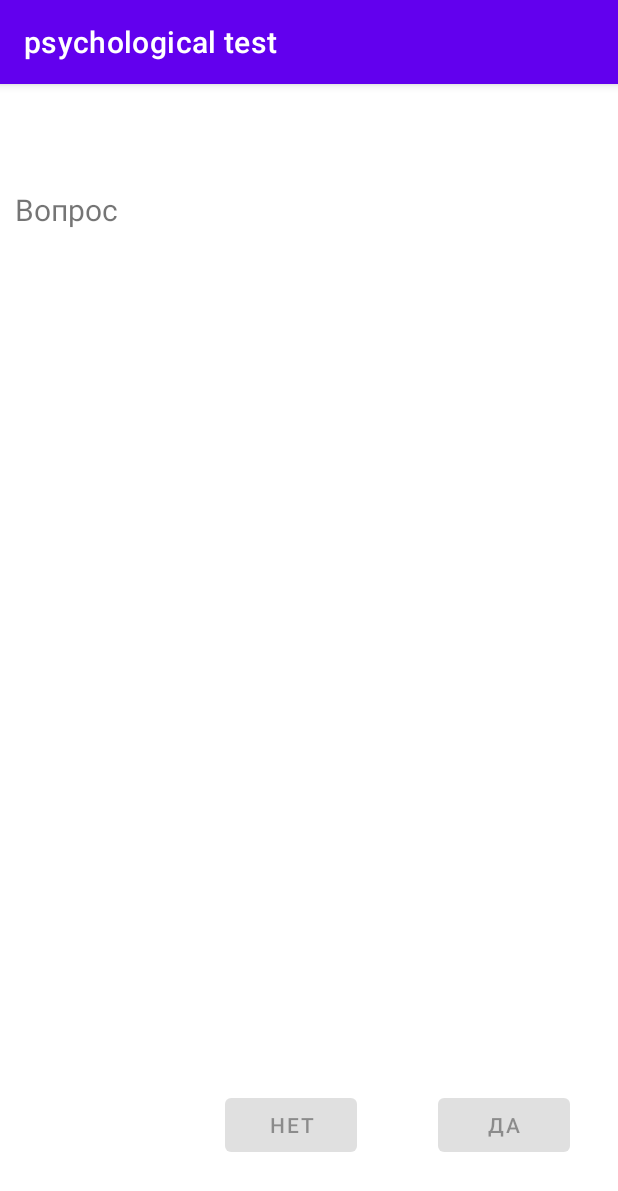
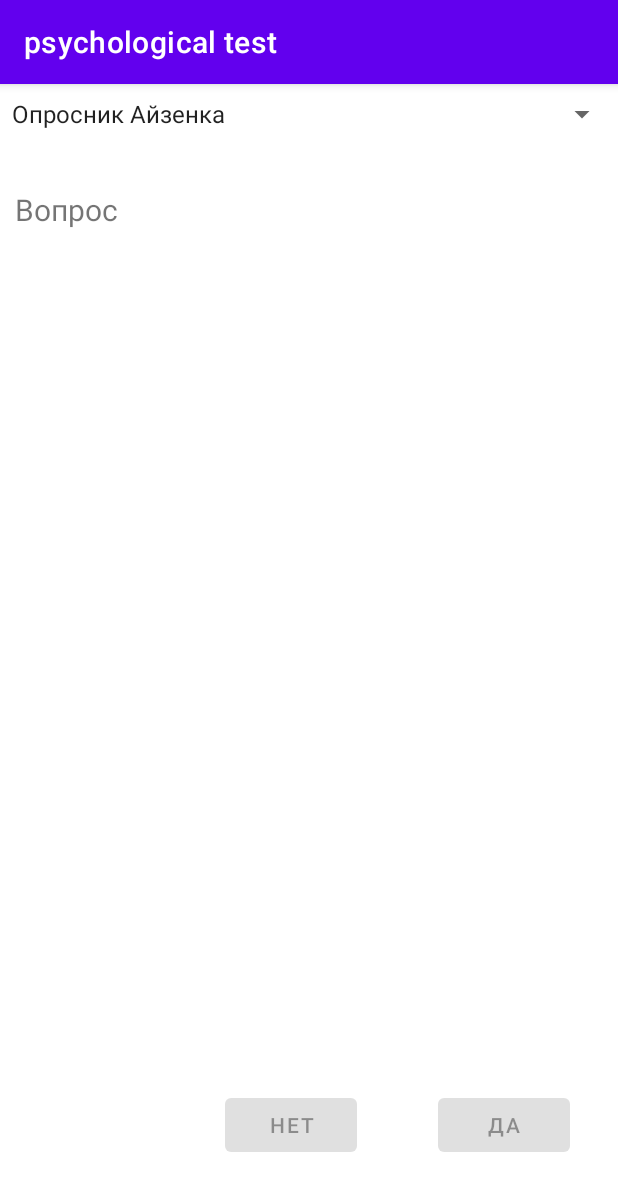
Before and after one commit to mironoff2007/psychological_test, an Android app: the screen it shows after launch (MainActivity), on a phone screen of 412 x 824 dp. Shown: the top 1191 px of the screen. Run offline under Robolectric (Android 15) with nearby library versions, the light colour scheme and no system bars; our stand-ins replace Room's generated code.

Commit message:
Table name spinner added

```diff
--- a/app/src/main/java/com/mironov/psychologicaltest/MainActivity.kt
+++ b/app/src/main/java/com/mironov/psychologicaltest/MainActivity.kt
@@ -3,10 +3,13 @@ package com.mironov.psychologicaltest
 import android.os.Bundle
 import android.util.Log
 import android.view.View
-import android.widget.Button
-import android.widget.TextView
+import android.widget.*
 import androidx.appcompat.app.AppCompatActivity
 import androidx.lifecycle.ViewModelProvider
+import android.widget.ArrayAdapter
+
+
+
 
 class MainActivity : AppCompatActivity() {
 
@@ -16,7 +19,12 @@ class MainActivity : AppCompatActivity() {
     lateinit var noButton: Button
     lateinit var prevButton: Button
     lateinit var resetButton: Button
+
+    private lateinit var tableNameSpinner: Spinner
+
     private lateinit var questionText: TextView
+
+    lateinit var tableName:String
 
     override fun onCreate(savedInstanceState: Bundle?) {
         super.onCreate(savedInstanceState)
@@ -27,7 +35,10 @@ class MainActivity : AppCompatActivity() {
         setupObserver()
         initViews()
         setupButtonsListeners()
-        viewModel.getNextQuestion()
+        initSpinnerAdapters()
+
+        viewModel.changeTableName("azenk_child")
+
     }
 
     private fun initViews() {
@@ -36,8 +47,11 @@ class MainActivity : AppCompatActivity() {
         prevButton = findViewById(R.id.prevButton)
         resetButton = findViewById(R.id.resetButton)
         questionText = findViewById(R.id.questionText)
+        tableNameSpinner= findViewById(R.id.tableNameSpinner)
+
         resetButton.setVisibility(View.GONE);
         prevButton.setVisibility(View.GONE);
+
         noButton.isEnabled = false
         yesButton.isEnabled = false
         prevButton.isEnabled = false
@@ -58,6 +72,37 @@ class MainActivity : AppCompatActivity() {
             viewModel.prevQuestion()
         }
 
+    }
+
+    private fun initSpinnerAdapters() {
+
+        val stringArray = resources.getStringArray(R.array.tests)
+
+        val adapter: ArrayAdapter<*> = ArrayAdapter.createFromResource(
+            this,
+            R.array.testsNames,
+            android.R.layout.simple_spinner_item
+        )
+        adapter.setDropDownViewResource(android.R.layout.simple_spinner_dropdown_item)
+
+        //Spinner From
+        tableNameSpinner.adapter = adapter
+        tableNameSpinner.onItemSelectedListener = object : AdapterView.OnItemSelectedListener {
+            override fun onItemSelected(
+                adapterView: AdapterView<*>?,
+                view: View?,
+                i: Int,
+                l: Long
+            ) {
+                tableName = stringArray[i]
+                viewModel.changeTableName(tableName)
+                prevButton.setVisibility(View.GONE);
+            }
+
+            override fun onNothingSelected(adapterView: AdapterView<*>?) {
+                tableName = "azenk_child"
+            }
+        }
     }
 
     private fun setupObserver() {
--- a/app/src/main/java/com/mironov/psychologicaltest/MainViewModel.kt
+++ b/app/src/main/java/com/mironov/psychologicaltest/MainViewModel.kt
@@ -16,7 +16,7 @@ class MainViewModel(application: Application) : AndroidViewModel(application) {
 
     var questionId = 0;
     var questionMaxId=0;
-    var mutableMaxCount : LiveData<Int?>
+    lateinit var mutableMaxCount : LiveData<Int?>
 
     var answersQue:ArrayDeque<String>
 
@@ -29,6 +29,8 @@ class MainViewModel(application: Application) : AndroidViewModel(application) {
     val viewModelStatus: MutableLiveData<Status> = MutableLiveData<Status>()
     val calculation:Calculation= Calculation()
 
+    private lateinit var tableName:String
+
     private val repository: QuestionRepository
 
     init {
@@ -37,15 +39,18 @@ class MainViewModel(application: Application) : AndroidViewModel(application) {
             application.applicationContext
         ).questionDao()
         repository = QuestionRepository(questionDao)
+    }
 
-        mutableMaxCount=repository.getRowsCount()
-
+    fun changeTableName(tableName:String){
+        this.tableName=tableName
+        mutableMaxCount=repository.getRowsCount(tableName)
+        reset()
     }
 
     fun getQuestionById(id: Int) {
         if (id<=questionMaxId) {
             viewModelStatus.postValue(Status.LOADING)
-            repository.getQuestionById(id).observeForever(object : Observer<Question?> {
+            repository.getQuestionById(tableName,id).observeForever(object : Observer<Question?> {
                 override fun onChanged(q: Question?) {
                     currentQuestion=q
                     if(returned){
@@ -88,11 +93,7 @@ class MainViewModel(application: Application) : AndroidViewModel(application) {
         getNextQuestion()
     }
 
-    fun getQuestionText():String? {
-        return currentQuestion?.questionText
-    }
-
-    public fun getNextQuestion() {
+    fun getNextQuestion() {
         viewModelStatus.postValue(Status.LOADING)
         if (questionMaxId == 0)
             mutableMaxCount?.observeForever(object : Observer<Int?> {
--- a/app/src/main/java/com/mironov/psychologicaltest/repository/QuestionRepository.kt
+++ b/app/src/main/java/com/mironov/psychologicaltest/repository/QuestionRepository.kt
@@ -9,14 +9,11 @@ import com.mironov.psychologicaltest.model.Question
 
 class QuestionRepository(private val questionDao: QuestionDao) {
 
-    val readAllData: LiveData<List<Question?>> = questionDao.readAllData(SimpleSQLiteQuery("SELECT * FROM question_table ORDER BY id ASC"))
-
-
-    fun getQuestionById(id: Int): LiveData<Question?> {
-        return questionDao.getQuestionById(SimpleSQLiteQuery("SELECT * FROM question_table WHERE id =$id"))
+    fun getQuestionById(tableName:String, id: Int): LiveData<Question?> {
+        return questionDao.getQuestionById(SimpleSQLiteQuery("SELECT * FROM $tableName WHERE id =$id"))
     }
 
-    fun getRowsCount(): LiveData<Int?> {
-        return questionDao.getRowsCount(SimpleSQLiteQuery("SELECT COUNT(*) FROM question_table"))
+    fun getRowsCount(tableName:String): LiveData<Int?> {
+        return questionDao.getRowsCount(SimpleSQLiteQuery("SELECT COUNT(*) FROM $tableName"))
     }
 }
--- a/app/src/main/res/layout/activity_main.xml
+++ b/app/src/main/res/layout/activity_main.xml
@@ -59,4 +59,15 @@
         app:layout_constraintBottom_toBottomOf="parent"
         app:layout_constraintEnd_toEndOf="parent" />
 
+    <Spinner
+        android:id="@+id/tableNameSpinner"
+        android:layout_width="wrap_content"
+        android:layout_height="wrap_content"
+        android:layout_marginStart="16dp"
+        android:layout_marginTop="8dp"
+        android:layout_marginEnd="16dp"
+        app:layout_constraintEnd_toEndOf="parent"
+        app:layout_constraintStart_toStartOf="parent"
+        app:layout_constraintTop_toTopOf="parent" />
+
 </androidx.constraintlayout.widget.ConstraintLayout>
--- a/app/src/main/res/values/strings.xml
+++ b/app/src/main/res/values/strings.xml
@@ -1,3 +1,13 @@
 <resources>
     <string name="app_name">psychological test</string>
+
+    <string-array name="tests">
+        <item>azenk_child</item>
+        <item>vargi_stolen_par_rel</item>
+    </string-array>
+
+    <string-array name="testsNames">
+        <item>Опросник Айзенка</item>
+        <item>Опросник родительских отношений Варги—Столина (ОРО)</item>
+    </string-array>
 </resources>
```
Also changed, not shown: app/src/main/assets/psychological_test.db, 2 other files.
